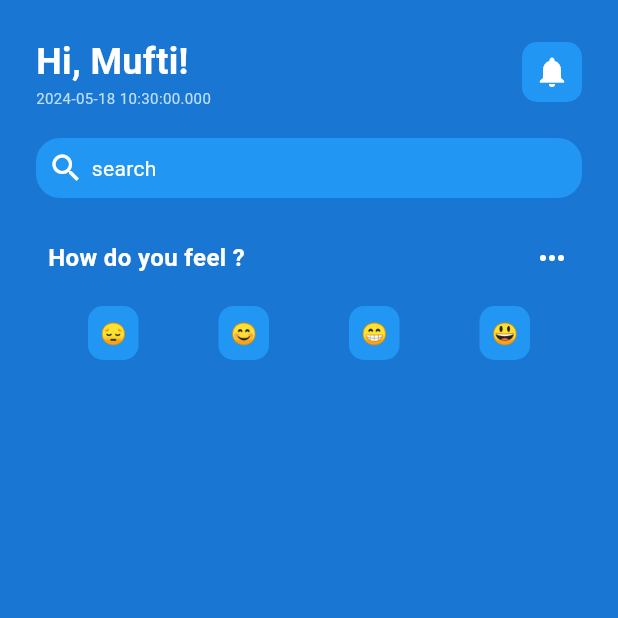
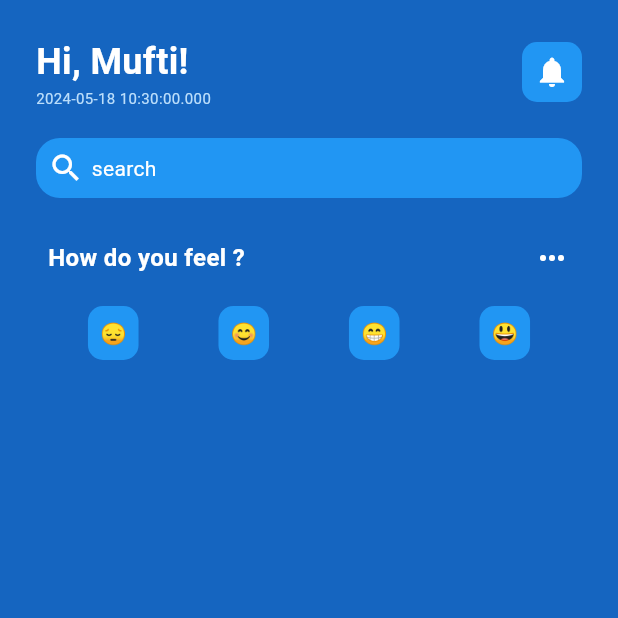
Before and after one commit to Muftawo/MentalHealthApp, a Flutter app: the screen it shows after launch, on a phone screen of 412 x 824 dp, the top half of it. Run offline on Flutter 3.47's test engine with Material 3 defaults, Android fonts, the phone set to English and light mode, and no system bars.

Commit message:
stucture common colors

```diff
--- a/lib/utils/constants/colors.dart
+++ b/lib/utils/constants/colors.dart
@@ -3,7 +3,7 @@ import 'package:flutter/material.dart';
 class MhColors {
   MhColors._();
   // App Basic Colors
-  static var primary = Colors.blue[700];
+  static var primary = Colors.blue[800];
   static var secondary = Colors.blue[500];
 
   // Text
```
